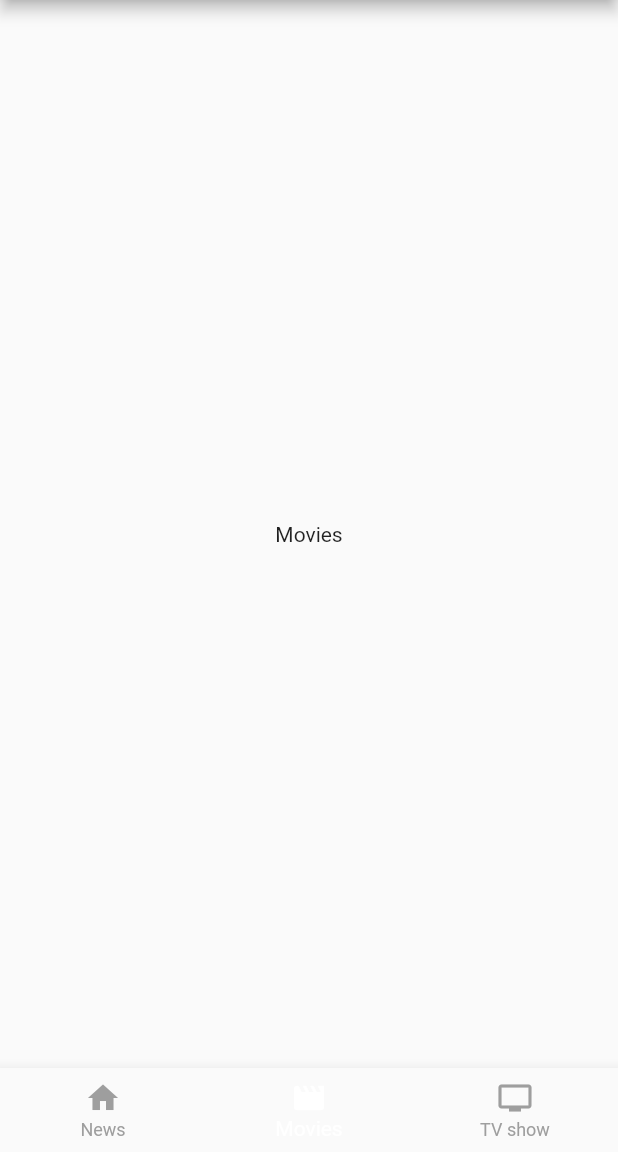
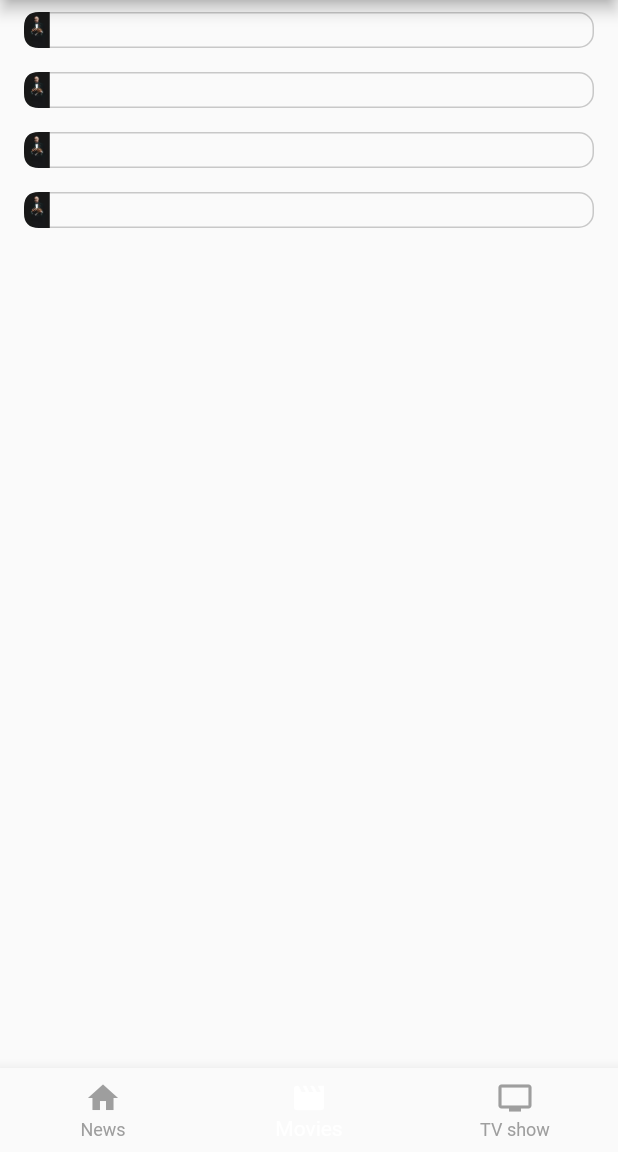
Before and after one commit to GarifullinII/movie_db, a Flutter app: the MainScreenWidget screen opened by its route, item 2 of the bottom bar chosen, on a phone screen of 412 x 824 dp, the part 84-1236 px from its top. Run offline on Flutter 3.47's test engine with Material 2 defaults, Android fonts, the phone set to English and light mode, and no system bars.

Commit message:
added ClipPath

```diff
--- a/lib/presentation/ui/widgets/main_screen/main_screen_widget.dart
+++ b/lib/presentation/ui/widgets/main_screen/main_screen_widget.dart
@@ -1,4 +1,5 @@
 import 'package:flutter/material.dart';
+import 'package:movie_db/presentation/ui/widgets/movie_list/movie_list.dart';
 
 class MainScreenWidget extends StatefulWidget {
   const MainScreenWidget({Key? key}) : super(key: key);
@@ -30,9 +31,7 @@ class _MainScreenWidgetState extends State<MainScreenWidget> {
     Text(
       'News',
     ),
-    Text(
-      'Movies',
-    ),
+    MovieListWidget(),
     Text(
       'TV show',
     ),
--- /dev/null
+++ b/lib/presentation/ui/widgets/movie_list/movie_list.dart
@@ -0,0 +1,63 @@
+import 'package:flutter/material.dart';
+import 'package:movie_db/resources/resources.dart';
+
+class MovieListWidget extends StatefulWidget {
+  const MovieListWidget({Key? key}) : super(key: key);
+
+  @override
+  _MovieListWidgetState createState() => _MovieListWidgetState();
+}
+
+class _MovieListWidgetState extends State<MovieListWidget> {
+  @override
+  Widget build(BuildContext context) {
+    return ListView.builder(
+      itemCount: 4,
+      itemExtent: 40,
+      itemBuilder: (BuildContext context, int index) {
+        return Padding(
+          padding: const EdgeInsets.symmetric(horizontal: 16, vertical: 8),
+          // контейнер со скругленной и оформленной рамкой
+          child: DecoratedBox(
+            decoration: BoxDecoration(
+              border: Border.all(
+                color: Colors.black.withOpacity(0.2),
+              ),
+              borderRadius: const BorderRadius.all(Radius.circular(10),),
+            ),
+            child: Row(
+              children: [
+                ClipPath(
+                  clipper: MyClipper(),
+                  child: const Image(
+                    image: AssetImage(Images.godfather),
+                  ),
+                ),
+              ],
+            ),
+          ),
+        );
+      },
+    );
+  }
+}
+
+class MyClipper extends CustomClipper<Path> {
+  @override
+  Path getClip(Size size) {
+    double factor = 10.0;
+    var path = Path();
+    path.lineTo(0, size.height - factor);
+    path.quadraticBezierTo(0, size.height, factor, size.height);
+    path.lineTo(size.width-factor, size.height);
+    path.lineTo(size.width, size.height);
+    path.lineTo(size.width, 0);
+    path.lineTo(factor, 0);
+    path.quadraticBezierTo(0, 0, 0, factor);
+    return path;
+  }
+
+  @override
+  bool shouldReclip(covariant CustomClipper<Path> oldClipper) => true;
+
+}
--- a/lib/resources/images.dart
+++ b/lib/resources/images.dart
@@ -3,5 +3,5 @@ part of 'resources.dart';
 class Images {
   Images._();
 
-  static const String imageCity = 'assets/images/image_city.jpeg';
+  static const String godfather = 'assets/images/godfather.jpeg';
 }
--- a/spider.yaml
+++ b/spider.yaml
@@ -1,7 +1,7 @@
 # Generated by Spider
 
 # Generates unit tests to verify that the assets exists in assets directory
-generate_tests: true
+generate_tests: false
 
 # Use this to remove vcs noise created by the `generated` comments in dart code
 no_comments: true
```
Also changed, not shown: assets/images/godfather.jpeg (added), assets/images/image_city.jpeg (deleted), pubspec.lock, 1 other file.
